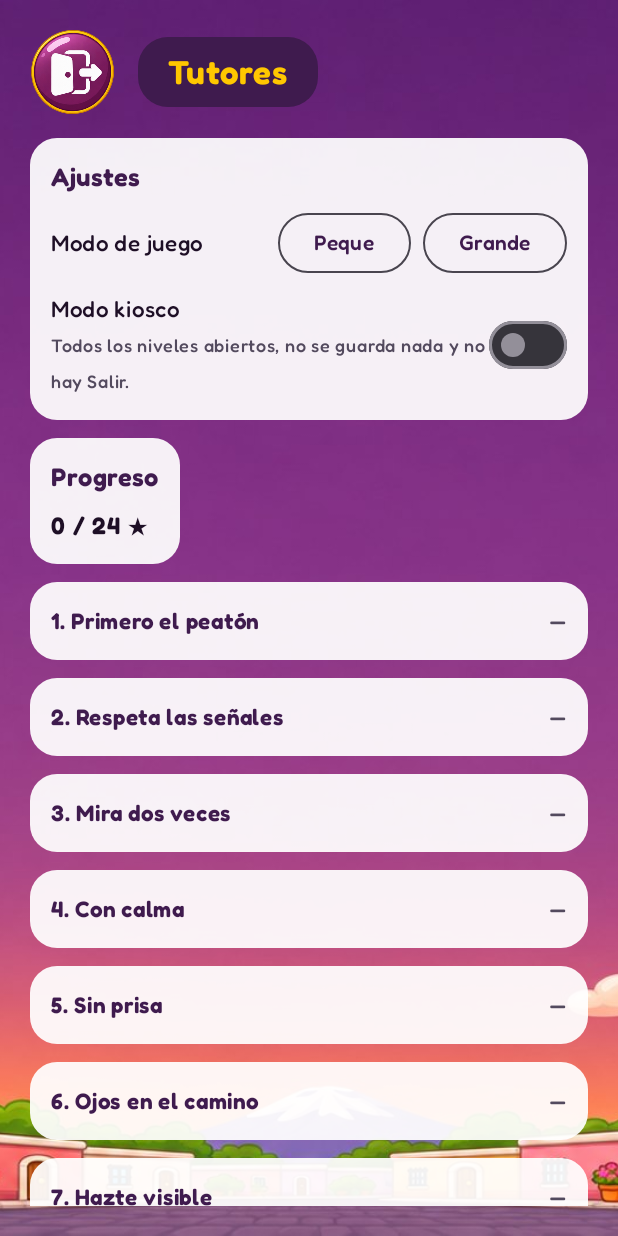
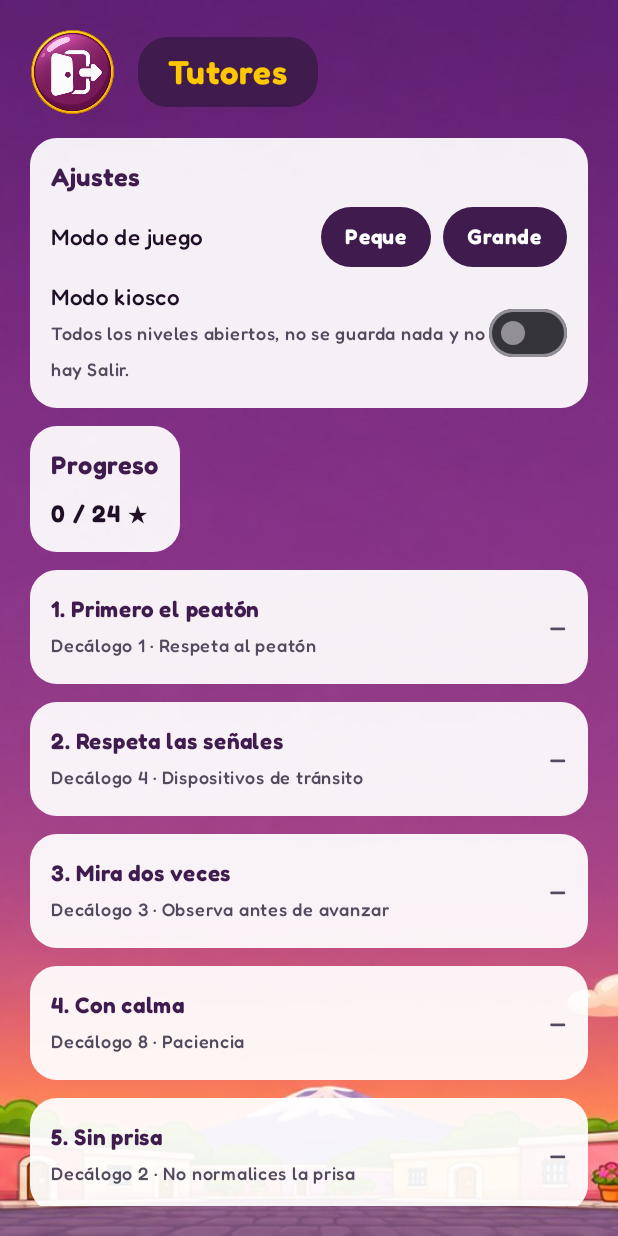
Before and after one commit to upsaac-obs/reto_tec_juego, an Android app built with Jetpack Compose: the composable TutorsScreen called with empty values, on a phone screen of 412 x 824 dp. Run offline under Robolectric (Android 15) with nearby library versions, the phone set to English and light mode, and no system bars.

Commit message:
Android: lo mejor de feature/ui-android sobre los menús nuevos
- pressClickable: los botones rebotan al tocarlos (como el ScaleButtonStyle de iOS).
- LoadingChip: Inicio avisa "Cargando…" mientras Godot arranca.
- Tutores: el punto del decálogo debajo de cada nivel y los modos Peque/Grande en cápsulas.

Rescatado de la rama de Paulo (19 nov), que era el menú anterior y chocaba con el mapa.
El decálogo sale del decalogo_key de cada nivel (LevelInfo.decalogoRes), no del número
del nivel: el 2, 4, 5 y 8 enseñan otro punto.

```diff
--- a/native/android/app/src/main/java/org/fundacionado/rutakids/ui/Components.kt
+++ b/native/android/app/src/main/java/org/fundacionado/rutakids/ui/Components.kt
@@ -4,6 +4,9 @@ package org.fundacionado.rutakids.ui
 import androidx.annotation.DrawableRes
 import androidx.compose.animation.core.Animatable
 import androidx.compose.animation.core.LinearEasing
+import androidx.compose.animation.core.Spring
+import androidx.compose.animation.core.animateFloatAsState
+import androidx.compose.animation.core.spring
 import androidx.compose.animation.core.tween
 import androidx.compose.foundation.Image
 import androidx.compose.foundation.background
@@ -35,7 +38,9 @@ import androidx.compose.runtime.rememberCoroutineScope
 import androidx.compose.runtime.rememberUpdatedState
 import androidx.compose.ui.Alignment
 import androidx.compose.ui.Modifier
-import androidx.compose.ui.draw.scale
+import androidx.compose.ui.composed
+import androidx.compose.ui.draw.clip
+import androidx.compose.ui.graphics.graphicsLayer
 import androidx.compose.ui.input.pointer.pointerInput
 import androidx.compose.ui.layout.ContentScale
 import androidx.compose.ui.res.painterResource
@@ -74,7 +79,7 @@ fun MenuBackground(
     }
 }
 
-/** Botón que es solo una imagen (los botones "caramelo" del lote 10). Se hunde un poco al tocarlo. */
+/** Botón que es solo una imagen (los botones "caramelo" del lote 10). Rebota al tocarlo. */
 @Composable
 fun ImageButton(
     @DrawableRes image: Int,
@@ -82,21 +87,51 @@ fun ImageButton(
     onClick: () -> Unit,
     modifier: Modifier = Modifier,
 ) {
-    val interaction = remember { MutableInteractionSource() }
-    val pressed by interaction.collectIsPressedAsState()
     val audio = LocalMenuAudio.current
     Image(
         painterResource(image),
         contentDescription = label,
         contentScale = ContentScale.Fit,
         modifier = modifier
-            .scale(if (pressed) 0.92f else 1f)
-            .clickable(interactionSource = interaction, indication = null) {
+            .pressClickable {
                 audio?.tap()
                 onClick()
             }
             .semantics { role = Role.Button },
     )
+}
+
+/**
+ * Como un clic normal, pero el botón se encoge un poco al pulsarlo y rebota al soltar
+ * (el ScaleButtonStyle de iOS). Sin la onda gris de Material. (De Paulo, feature/ui-android.)
+ */
+fun Modifier.pressClickable(enabled: Boolean = true, onClick: () -> Unit): Modifier = composed {
+    val source = remember { MutableInteractionSource() }
+    val pressed by source.collectIsPressedAsState()
+    val scale by animateFloatAsState(
+        targetValue = if (pressed) 0.93f else 1f,
+        animationSpec = spring(dampingRatio = 0.6f, stiffness = Spring.StiffnessMedium),
+        label = "pressScale",
+    )
+    this
+        .graphicsLayer { scaleX = scale; scaleY = scale }
+        .clickable(interactionSource = source, indication = null, enabled = enabled, onClick = onClick)
+}
+
+/** Cápsula morada con "Cargando…" mientras Godot arranca en segundo plano (como iOS). (De Paulo.) */
+@Composable
+fun LoadingChip(modifier: Modifier = Modifier) {
+    Row(
+        modifier
+            .clip(RoundedCornerShape(50))
+            .background(Palette.DarkPurple.copy(alpha = 0.85f))
+            .padding(horizontal = 14.dp, vertical = 6.dp),
+        verticalAlignment = Alignment.CenterVertically,
+    ) {
+        CircularProgressIndicator(color = Palette.Gold, strokeWidth = 2.dp, modifier = Modifier.size(16.dp))
+        Spacer(Modifier.width(8.dp))
+        Text(stringResource(R.string.MENU_CARGANDO), color = Palette.White, fontSize = 14.sp, fontWeight = FontWeight.Bold)
+    }
 }
 
 /** Barra con el total de estrellas: estrella dorada y "total / máximo" en Fredoka. */
--- a/native/android/app/src/main/java/org/fundacionado/rutakids/ui/HomeScreen.kt
+++ b/native/android/app/src/main/java/org/fundacionado/rutakids/ui/HomeScreen.kt
@@ -26,6 +26,8 @@ fun HomeScreen(
     maxStars: Int,
     muted: Boolean,
     kiosk: Boolean,
+    /** Godot sigue arrancando: Jugar ya funciona, pero se avisa que el nivel tardará un momento. */
+    loading: Boolean,
     onPlay: () -> Unit,
     onExit: () -> Unit,
     onToggleSound: () -> Unit,
@@ -56,5 +58,8 @@ fun HomeScreen(
             onPlay,
             Modifier.align(Alignment.Center).padding(top = 24.dp).size(170.dp),
         )
+        if (loading) {
+            LoadingChip(Modifier.align(Alignment.BottomCenter).padding(bottom = 28.dp))
+        }
     }
 }
--- a/native/android/app/src/main/java/org/fundacionado/rutakids/ui/RutaKidsApp.kt
+++ b/native/android/app/src/main/java/org/fundacionado/rutakids/ui/RutaKidsApp.kt
@@ -139,6 +139,7 @@ fun RutaKidsApp(vm: BridgeViewModel) {
                         maxStars = Levels.maxStars,
                         muted = muted,
                         kiosk = kiosk,
+                        loading = !godot.engineReady,
                         onPlay = {
                             scope.launch {
                                 if (vm.settings.mode.first() == null) nav.navigate(Routes.AGE_SELECT)
--- a/native/android/app/src/main/java/org/fundacionado/rutakids/ui/TutorsScreen.kt
+++ b/native/android/app/src/main/java/org/fundacionado/rutakids/ui/TutorsScreen.kt
@@ -4,6 +4,7 @@ package org.fundacionado.rutakids.ui
 import android.content.res.Resources
 import androidx.compose.foundation.background
 import androidx.compose.foundation.layout.Arrangement
+import androidx.compose.foundation.layout.Box
 import androidx.compose.foundation.layout.Column
 import androidx.compose.foundation.layout.Row
 import androidx.compose.foundation.layout.Spacer
@@ -21,7 +22,6 @@ import androidx.compose.material3.Button
 import androidx.compose.material3.ButtonDefaults
 import androidx.compose.material3.Card
 import androidx.compose.material3.CardDefaults
-import androidx.compose.material3.OutlinedButton
 import androidx.compose.material3.Surface
 import androidx.compose.material3.Switch
 import androidx.compose.material3.SwitchDefaults
@@ -34,6 +34,7 @@ import androidx.compose.runtime.remember
 import androidx.compose.runtime.setValue
 import androidx.compose.ui.Alignment
 import androidx.compose.ui.Modifier
+import androidx.compose.ui.draw.clip
 import androidx.compose.ui.platform.LocalContext
 import androidx.compose.ui.res.stringResource
 import androidx.compose.ui.text.font.FontWeight
@@ -147,6 +148,9 @@ fun TutorsScreen(
                                     fontWeight = FontWeight.Bold,
                                     fontSize = 15.sp,
                                 )
+                                level.decalogoRes?.let {
+                                    Text(stringResource(it), color = Palette.Asphalt, fontSize = 12.sp)
+                                }
                                 if (stars > 0) {
                                     Text(
                                         if (infractions.isEmpty()) stringResource(R.string.TUTOR_SIN_FALTAS)
@@ -212,12 +216,20 @@ private fun CardTitle(text: String) {
 
 @Composable
 private fun ModeButton(label: String, selected: Boolean, onClick: () -> Unit) {
-    if (selected) {
-        Button(onClick = onClick, colors = ButtonDefaults.buttonColors(containerColor = Palette.DarkPurple)) {
-            Text(label, color = Palette.Gold, fontWeight = FontWeight.Bold)
-        }
-    } else {
-        OutlinedButton(onClick = onClick) { Text(label, color = Palette.DarkPurple) }
+    // Cápsula: dorada la elegida, morada la otra (de Paulo, feature/ui-android).
+    Box(
+        Modifier
+            .clip(RoundedCornerShape(50))
+            .background(if (selected) Palette.Gold else Palette.DarkPurple)
+            .pressClickable(onClick = onClick)
+            .padding(horizontal = 16.dp, vertical = 8.dp),
+    ) {
+        Text(
+            label,
+            color = if (selected) Palette.DarkPurple else Palette.White,
+            fontSize = 14.sp,
+            fontWeight = FontWeight.Bold,
+        )
     }
 }
 
```
Also changed, not shown: native/android/app/src/main/java/org/fundacionado/rutakids/data/Levels.kt (+11 -9 lines).
